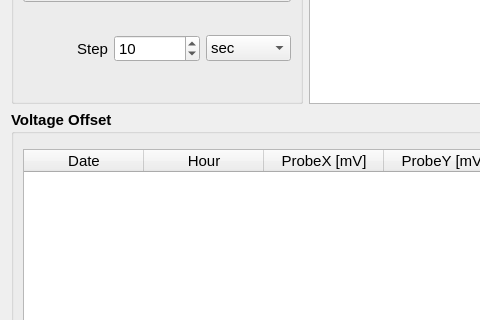
Before: the Qt Designer form hallbench/gui/ui/voltageoffsetwidget.ui in lnls-ima/hall-bench-control, drawn with Qt 5; both pictures show x 0 to 480 and y 482 to 802 of the 1100 by 887 pixel window.
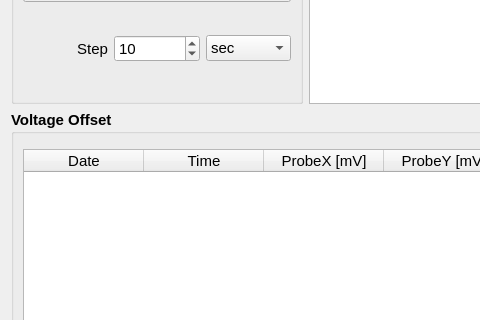
After: the same form once the commit is applied. Icons and pictures are not drawn. Custom widgets are drawn as their Qt base class.

Commit message: Add temperature widget

What changed in the file:
```diff
--- a/hallbench/gui/ui/voltageoffsetwidget.ui
+++ b/hallbench/gui/ui/voltageoffsetwidget.ui
@@ -366,7 +366,7 @@
         </column>
         <column>
          <property name="text">
-          <string>Hour</string>
+          <string>Time</string>
          </property>
         </column>
         <column>
```
Left out of the diff: 2 changed lines with no effect on the pictures. The commit also changes 5 other files.
